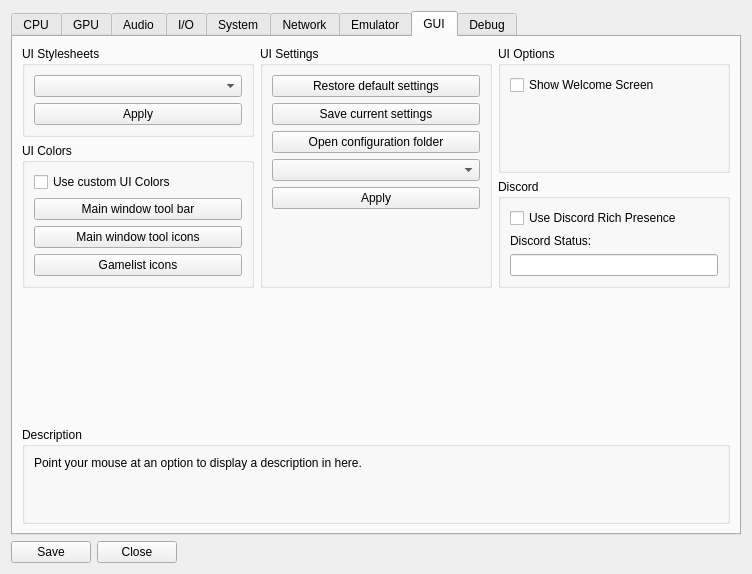
Above: rpcs3/rpcs3qt/settings_dialog.ui from RPCS3/rpcs3 before the change. Below: the same form after it.
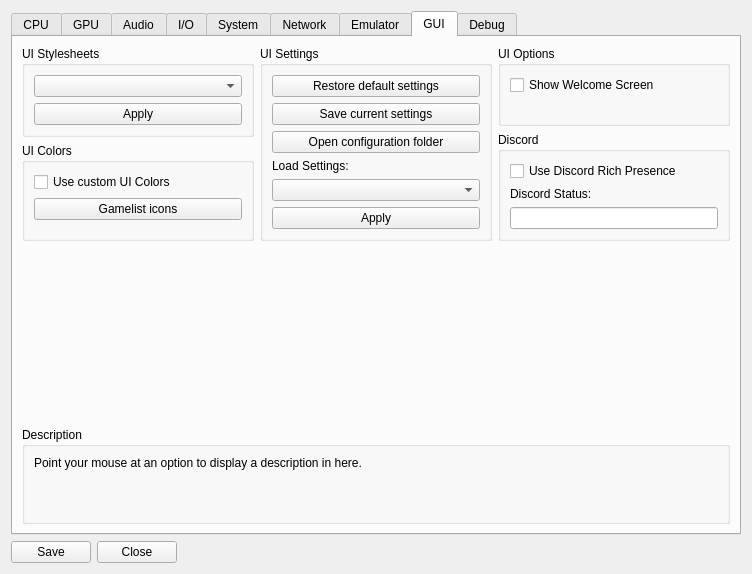
That is the form after the change. The open tabs and pages were chosen to show the change. Icons and pictures are not drawn.

Commit message:
Qt: remove redundant custom toolbar colors.
They got too complicated when used with stylesheets. I left the gamelist icon color option since it does in no way interfere with the stylesheets

What changed in the file:
```diff
--- a/rpcs3/rpcs3qt/settings_dialog.ui
+++ b/rpcs3/rpcs3qt/settings_dialog.ui
@@ -1470,7 +1470,7 @@
                 <property name="sizeHint" stdset="0">
                  <size>
                   <width>0</width>
-                  <height>55</height>
+                  <height>0</height>
                  </size>
                 </property>
                </spacer>
@@ -1571,20 +1571,6 @@
                   </property>
                  </widget>
                 </item>
-                <item>
-                 <widget class="QPushButton" name="pb_tool_bar_color">
-                  <property name="text">
-                   <string>Main window tool bar</string>
-                  </property>
-                 </widget>
-                </item>
-                <item>
-                 <widget class="QPushButton" name="pb_tool_icon_color">
-                  <property name="text">
-                   <string>Main window tool icons</string>
-                  </property>
-                 </widget>
-                </item>
                 <item>
                  <widget class="QPushButton" name="pb_gl_icon_color">
                   <property name="text">
@@ -1592,9 +1578,6 @@
                   </property>
                  </widget>
                 </item>
-               </layout>
-              </widget>
-             </item>
              <item>
               <spacer name="verticalSpacer_5">
                <property name="orientation">
@@ -1612,22 +1595,9 @@
               </spacer>
              </item>
             </layout>
-           </item>
-           <item>
-            <spacer name="verticalSpacer_4">
-             <property name="orientation">
-              <enum>Qt::Vertical</enum>
-             </property>
-             <property name="sizeType">
-              <enum>QSizePolicy::MinimumExpanding</enum>
-             </property>
-             <property name="sizeHint" stdset="0">
-              <size>
-               <width>0</width>
-               <height>0</height>
-              </size>
-             </property>
-            </spacer>
+              </widget>
+             </item>
+            </layout>
            </item>
           </layout>
          </item>
@@ -1660,6 +1630,13 @@
                 </property>
                </widget>
               </item>
+              <item>
+               <widget class="QLabel" name="label">
+                <property name="text">
+                 <string>Load Settings:</string>
+                </property>
+               </widget>
+              </item>
               <item>
                <widget class="QComboBox" name="combo_configs"/>
               </item>
```
Lines whose indentation alone changed are shown as unchanged. The commit also changes 6 other files.
